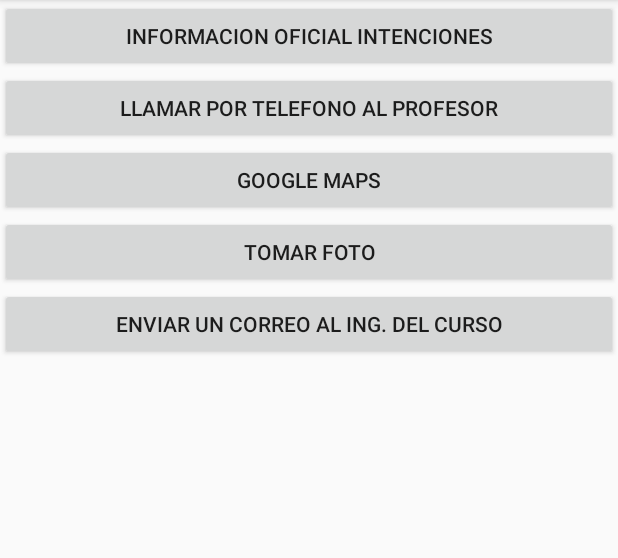
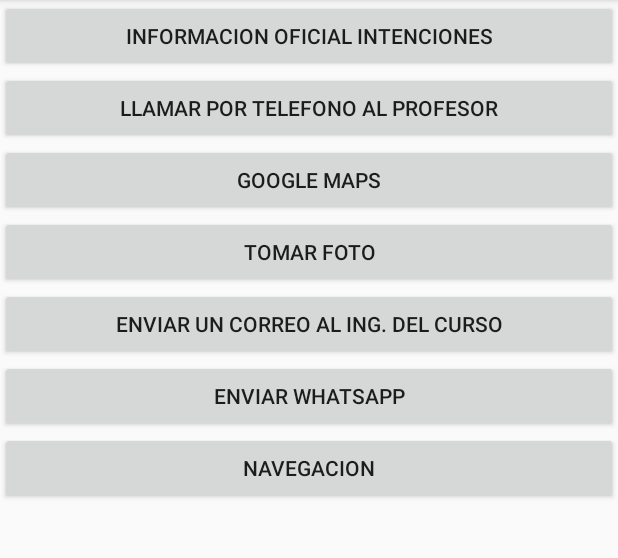
Before and after one commit to WCNosliwsys/misuperparte2, an Android app: the Intenciones screen opened directly, with no data from a screen before it, on a phone screen of 412 x 824 dp, the part 84-642 px from its top. Run offline under Robolectric (Android 15) with nearby library versions, the phone set to English and light mode, and no system bars.

Commit message:
Intenciones implicitas seleccionando una app especifica casos whatsapp y navegacion

```diff
--- a/app/src/main/AndroidManifest.xml
+++ b/app/src/main/AndroidManifest.xml
@@ -1,7 +1,7 @@
 <?xml version="1.0" encoding="utf-8"?>
 <manifest xmlns:android="http://schemas.android.com/apk/res/android"
     package="com.ingwilson.misuperparte2">
-
+    <uses-permission android:name="android.permission.CALL_PHONE"/>
     <application
         android:allowBackup="true"
         android:icon="@mipmap/ic_launcher"
--- a/app/src/main/res/layout/activity_intenciones.xml
+++ b/app/src/main/res/layout/activity_intenciones.xml
@@ -31,4 +31,15 @@
         android:layout_height="wrap_content"
         android:onClick="email"
         android:text="Enviar un correo al Ing. del curso" />
+    <Button
+        android:layout_width="match_parent"
+        android:layout_height="wrap_content"
+        android:onClick="whatsapp"
+        android:text="Enviar whatsapp" />
+    <Button
+        android:layout_width="match_parent"
+        android:layout_height="wrap_content"
+        android:onClick="navegacion"
+        android:text="Navegacion" />
+
 </LinearLayout>
```
Also changed, not shown: app/src/main/java/com/ingwilson/misuperparte2/Intenciones.java (+69 -1 lines).
